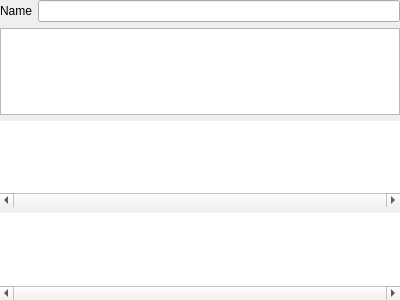
First picture: the form in starviewer/src/core/qtransferfunctiongraphicalviewbase.ui, repository starviewer-medical/starviewer, before the edit.
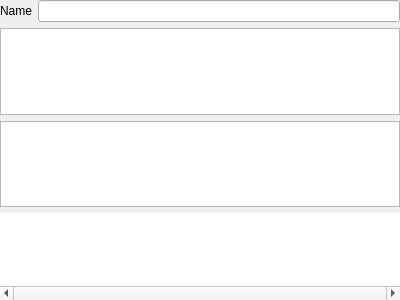
Second picture: the form after the edit. Custom widgets are drawn as their Qt base class.

Commit message: ENH: Afegim noves classes per visualitzar una funció de transferència d'opacitat, amb una interacció molt molt bàsica encara.

Patch:
```diff
--- a/starviewer/src/core/qtransferfunctiongraphicalviewbase.ui
+++ b/starviewer/src/core/qtransferfunctiongraphicalviewbase.ui
@@ -35,14 +35,7 @@
     <widget class="udg::QColorTransferFunctionGraphicalView" name="m_colorView"/>
    </item>
    <item>
-    <widget class="QGraphicsView" name="m_scalarOpacityGraphicsView">
-     <property name="frameShape">
-      <enum>QFrame::NoFrame</enum>
-     </property>
-     <property name="horizontalScrollBarPolicy">
-      <enum>Qt::ScrollBarAlwaysOn</enum>
-     </property>
-    </widget>
+    <widget class="udg::QOpacityTransferFunctionGraphicalView" name="m_scalarOpacityView"/>
    </item>
    <item>
     <widget class="QGraphicsView" name="m_gradientOpacityGraphicsView">
@@ -62,6 +55,11 @@
    <extends>QGraphicsView</extends>
    <header>qcolortransferfunctiongraphicalview.h</header>
   </customwidget>
+  <customwidget>
+   <class>udg::QOpacityTransferFunctionGraphicalView</class>
+   <extends>QGraphicsView</extends>
+   <header>qopacitytransferfunctiongraphicalview.h</header>
+  </customwidget>
  </customwidgets>
  <resources/>
  <connections/>
```
The commit also changes 10 other files.
